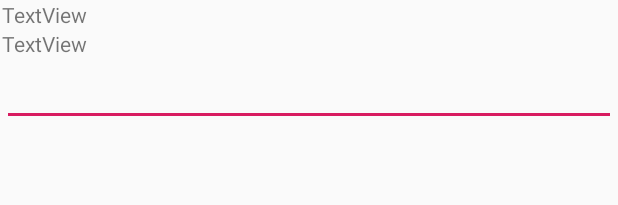
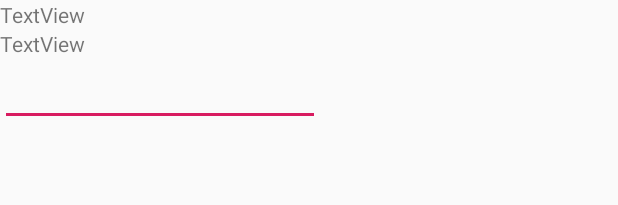
Before and after one commit to sw20-tug/MA-Afternoon-1, an Android app: the layout template_financing_furniture_detail_list.xml on its own in the app's theme, with its tools: preview values and no code run, on a phone screen of 412 x 824 dp. Shown: the top 205 px of the screen. Run offline under Robolectric (Android 15) with nearby library versions, the phone set to English and light mode, and no system bars.

Commit message:
FLAT_009 Fixing the financing furniture [AOC,GB,YP]

```diff
--- a/app/src/main/res/layout/template_financing_furniture_detail_list.xml
+++ b/app/src/main/res/layout/template_financing_furniture_detail_list.xml
@@ -1,14 +1,13 @@
 <?xml version="1.0" encoding="utf-8"?>
-<androidx.constraintlayout.widget.ConstraintLayout
-    xmlns:android="http://schemas.android.com/apk/res/android"
+<androidx.constraintlayout.widget.ConstraintLayout xmlns:android="http://schemas.android.com/apk/res/android"
     xmlns:app="http://schemas.android.com/apk/res-auto"
     xmlns:tools="http://schemas.android.com/tools"
-    android:layout_width="match_parent"
-    android:layout_height="match_parent">
+    android:layout_width="wrap_content"
+    android:layout_height="wrap_content">
 
     <LinearLayout
-        android:layout_width="409dp"
-        android:layout_height="729dp"
+        android:layout_width="wrap_content"
+        android:layout_height="wrap_content"
         android:orientation="vertical"
         app:layout_constraintEnd_toEndOf="parent"
         app:layout_constraintStart_toStartOf="parent"
```
